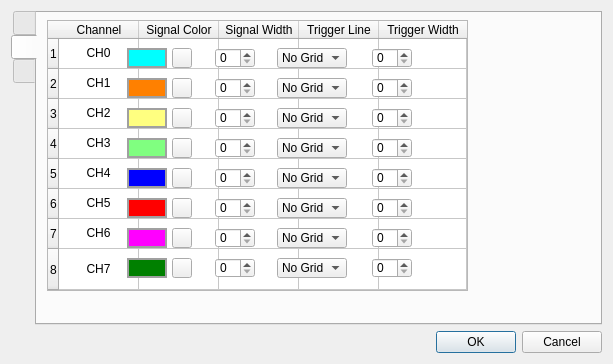
Qt form Digitizer by Radium.Khlopin/settingswindow.ui (Alligator4ik/Dizitizer) before a commit.
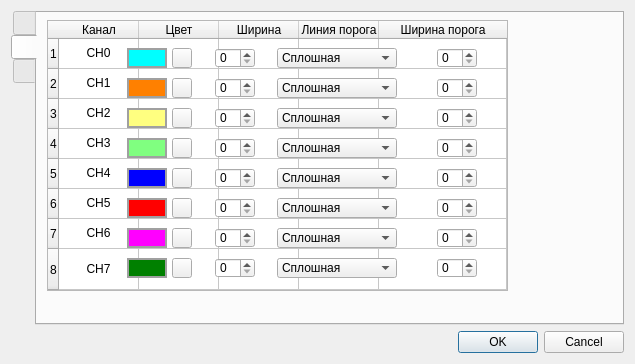
The same form after that commit. The open tabs and pages were chosen to show the change. Icons and pictures are not drawn.

Diff of the .ui file:
```diff
--- a/Digitizer by Radium.Khlopin/settingswindow.ui
+++ b/Digitizer by Radium.Khlopin/settingswindow.ui
@@ -9,7 +9,7 @@
    <rect>
     <x>0</x>
     <y>0</y>
-    <width>613</width>
+    <width>635</width>
     <height>364</height>
    </rect>
   </property>
@@ -625,7 +625,7 @@
          <rect>
           <x>10</x>
           <y>7</y>
-          <width>421</width>
+          <width>461</width>
           <height>271</height>
          </rect>
         </property>
@@ -710,27 +710,27 @@
         </row>
         <column>
          <property name="text">
-          <string>Channel</string>
+          <string>Канал</string>
          </property>
         </column>
         <column>
          <property name="text">
-          <string>Signal Color</string>
+          <string>Цвет</string>
          </property>
         </column>
         <column>
          <property name="text">
-          <string>Signal Width</string>
+          <string>Ширина</string>
          </property>
         </column>
         <column>
          <property name="text">
-          <string>Trigger Line</string>
+          <string>Линия порога</string>
          </property>
         </column>
         <column>
          <property name="text">
-          <string>Trigger Width</string>
+          <string>Ширина порога</string>
          </property>
         </column>
         <item row="0" column="0">
@@ -1297,7 +1297,7 @@
        <widget class="QSpinBox" name="WidthTrigger_CH_5">
         <property name="geometry">
          <rect>
-          <x>335</x>
+          <x>400</x>
           <y>185</y>
           <width>40</width>
           <height>20</height>
@@ -1307,7 +1307,7 @@
        <widget class="QSpinBox" name="WidthTrigger_CH_1">
         <property name="geometry">
          <rect>
-          <x>335</x>
+          <x>400</x>
           <y>65</y>
           <width>40</width>
           <height>20</height>
@@ -1317,7 +1317,7 @@
        <widget class="QSpinBox" name="WidthTrigger_CH_3">
         <property name="geometry">
          <rect>
-          <x>335</x>
+          <x>400</x>
           <y>125</y>
           <width>40</width>
           <height>20</height>
@@ -1327,7 +1327,7 @@
        <widget class="QSpinBox" name="WidthTrigger_CH_4">
         <property name="geometry">
          <rect>
-          <x>335</x>
+          <x>400</x>
           <y>155</y>
           <width>40</width>
           <height>20</height>
@@ -1337,7 +1337,7 @@
        <widget class="QSpinBox" name="WidthTrigger_CH_0">
         <property name="geometry">
          <rect>
-          <x>335</x>
+          <x>400</x>
           <y>35</y>
           <width>40</width>
           <height>20</height>
@@ -1347,7 +1347,7 @@
        <widget class="QSpinBox" name="WidthTrigger_CH_2">
         <property name="geometry">
          <rect>
-          <x>335</x>
+          <x>400</x>
           <y>95</y>
           <width>40</width>
           <height>20</height>
@@ -1357,7 +1357,7 @@
        <widget class="QSpinBox" name="WidthTrigger_CH_6">
         <property name="geometry">
          <rect>
-          <x>335</x>
+          <x>400</x>
           <y>215</y>
           <width>40</width>
           <height>20</height>
@@ -1367,7 +1367,7 @@
        <widget class="QSpinBox" name="WidthTrigger_CH_7">
         <property name="geometry">
          <rect>
-          <x>335</x>
+          <x>400</x>
           <y>245</y>
           <width>40</width>
           <height>20</height>
@@ -1379,13 +1379,13 @@
          <rect>
           <x>240</x>
           <y>35</y>
-          <width>70</width>
+          <width>120</width>
           <height>20</height>
          </rect>
         </property>
         <item>
          <property name="text">
-          <string>No Grid</string>
+          <string>Сплошная</string>
          </property>
         </item>
         <item>
@@ -1414,13 +1414,13 @@
          <rect>
           <x>240</x>
           <y>65</y>
-          <width>70</width>
+          <width>120</width>
           <height>20</height>
          </rect>
         </property>
         <item>
          <property name="text">
-          <string>No Grid</string>
+          <string>Сплошная</string>
          </property>
         </item>
         <item>
@@ -1449,13 +1449,13 @@
          <rect>
           <x>240</x>
           <y>95</y>
-          <width>70</width>
+          <width>120</width>
           <height>20</height>
          </rect>
         </property>
         <item>
          <property name="text">
-          <string>No Grid</string>
+          <string>Сплошная</string>
          </property>
         </item>
         <item>
@@ -1484,13 +1484,13 @@
          <rect>
           <x>240</x>
           <y>125</y>
-          <width>70</width>
+          <width>120</width>
           <height>20</height>
          </rect>
         </property>
         <item>
          <property name="text">
-          <string>No Grid</string>
+          <string>Сплошная</string>
          </property>
         </item>
         <item>
@@ -1519,13 +1519,13 @@
          <rect>
           <x>240</x>
           <y>155</y>
-          <width>70</width>
+          <width>120</width>
           <height>20</height>
          </rect>
         </property>
         <item>
          <property name="text">
-          <string>No Grid</string>
+          <string>Сплошная</string>
          </property>
         </item>
         <item>
@@ -1554,13 +1554,13 @@
          <rect>
           <x>240</x>
           <y>185</y>
-          <width>70</width>
+          <width>120</width>
           <height>20</height>
          </rect>
         </property>
         <item>
          <property name="text">
-          <string>No Grid</string>
+          <string>Сплошная</string>
          </property>
         </item>
         <item>
@@ -1589,13 +1589,13 @@
          <rect>
           <x>240</x>
           <y>215</y>
-          <width>70</width>
+          <width>120</width>
           <height>20</height>
          </rect>
         </property>
         <item>
          <property name="text">
-          <string>No Grid</string>
+          <string>Сплошная</string>
          </property>
         </item>
         <item>
@@ -1624,13 +1624,13 @@
          <rect>
           <x>240</x>
           <y>245</y>
-          <width>70</width>
+          <width>120</width>
           <height>20</height>
          </rect>
         </property>
         <item>
          <property name="text">
-          <string>No Grid</string>
+          <string>Сплошная</string>
          </property>
         </item>
         <item>
```
Left out of the diff: 190 changed lines with no effect on the pictures.
